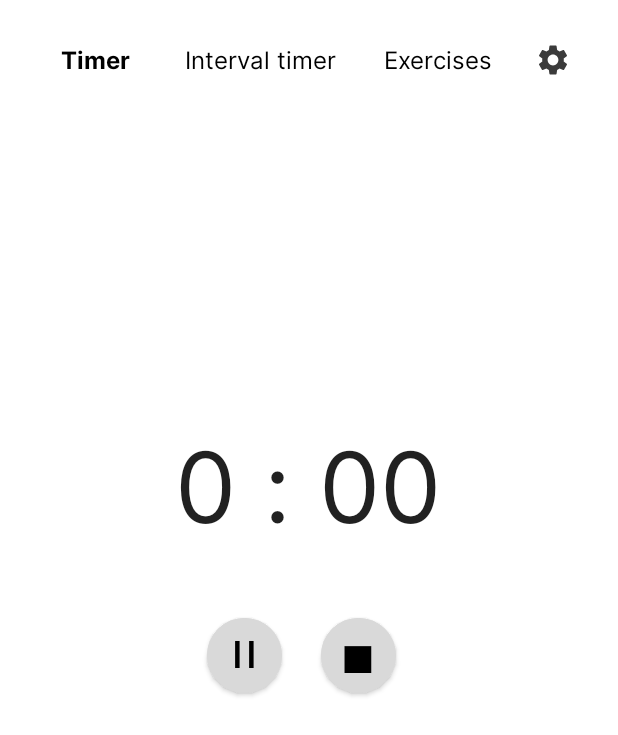
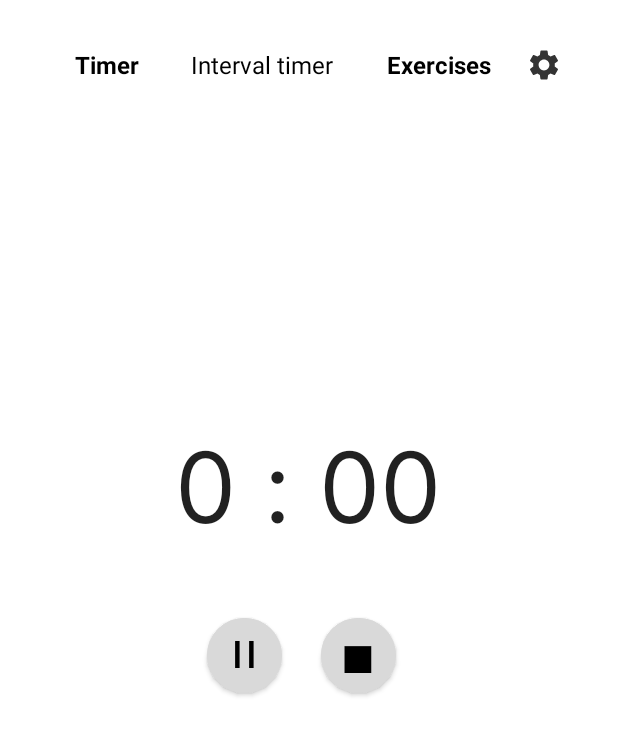
Before and after one commit to 1ronalds/FitnessApp, an Android app: the TimerStarted screen opened directly, with no data from a screen before it, on a phone screen of 412 x 824 dp. Shown: the top 735 px of the screen. Run offline under Robolectric (Android 15) with nearby library versions, the phone set to English and light mode, and no system bars; network calls fail; pictures from the network do not load; 1 statement that could not run was skipped.

Commit message:
Tab resizes for different screensizes now

```diff
--- a/PhoneApp/app/src/main/java/com/fitnessapp/fitnessapp/TimerStarted.java
+++ b/PhoneApp/app/src/main/java/com/fitnessapp/fitnessapp/TimerStarted.java
@@ -46,13 +46,13 @@ public class TimerStarted extends AppCompatActivity {
             TextView tw = (TextView) findViewById(R.id.textView6);
             tw.setBackgroundColor(Color.parseColor("#000000"));
             tw.setTextColor(Color.parseColor("#FFFFFF"));
-            Button btn1 = (Button) findViewById(R.id.timerBtn);
+            TextView btn1 = (TextView) findViewById(R.id.timerBtn);
             btn1.setBackgroundTintList(ColorStateList.valueOf((Color.parseColor("#000000"))));
             btn1.setTextColor(Color.parseColor("#FFFFFF"));
-            Button btn2 = (Button) findViewById(R.id.intervalTimerBtn);
+            TextView btn2 = (TextView) findViewById(R.id.intervalTimerBtn);
             btn2.setBackgroundTintList(ColorStateList.valueOf((Color.parseColor("#000000"))));
             btn2.setTextColor(Color.parseColor("#FFFFFF"));
-            Button btn3 = (Button) findViewById(R.id.exercisesBtn);
+            TextView btn3 = (TextView) findViewById(R.id.exercisesBtn);
             btn3.setBackgroundTintList(ColorStateList.valueOf((Color.parseColor("#000000"))));
             btn3.setTextColor(Color.parseColor("#FFFFFF"));
             ImageButton btn4 = (ImageButton) findViewById(R.id.settingsButton);
--- a/PhoneApp/app/src/main/res/layout/activity_exercises.xml
+++ b/PhoneApp/app/src/main/res/layout/activity_exercises.xml
@@ -43,7 +43,8 @@
                     android:text="Timer"
                     android:textAlignment="center"
                     android:textColor="#000000"
-                    android:textSize="16sp" />
+                    android:textSize="16sp"
+                    app:autoSizeTextType="uniform" />
 
                 <TextView
                     android:id="@+id/intervalTimerBtn"
@@ -54,7 +55,8 @@
                     android:text="Interval timer"
                     android:textAlignment="center"
                     android:textColor="#000000"
-                    android:textSize="16sp" />
+                    android:textSize="16sp"
+                    app:autoSizeTextType="uniform" />
 
                 <TextView
                     android:id="@+id/exercisesBtn"
--- a/PhoneApp/app/src/main/res/layout/activity_settings.xml
+++ b/PhoneApp/app/src/main/res/layout/activity_settings.xml
@@ -36,8 +36,8 @@
             android:id="@+id/closeButton"
             android:layout_width="wrap_content"
             android:layout_height="wrap_content"
-            android:layout_marginTop="16dp"
-            android:layout_marginEnd="4dp"
+            android:layout_marginTop="20dp"
+            android:layout_marginEnd="26dp"
             android:backgroundTint="@color/white"
             android:onClick="closeSettings"
             app:layout_constraintEnd_toEndOf="parent"
--- a/PhoneApp/app/src/main/res/layout/activity_timer_started.xml
+++ b/PhoneApp/app/src/main/res/layout/activity_timer_started.xml
@@ -7,6 +7,66 @@
     android:layout_height="match_parent"
     tools:context=".Timer">
 
+    <LinearLayout
+        android:id="@+id/linearLayout2"
+        android:layout_width="347dp"
+        android:layout_height="0dp"
+        android:layout_marginStart="16dp"
+        android:layout_marginTop="16dp"
+        android:layout_marginEnd="16dp"
+        android:gravity="top"
+        android:orientation="horizontal"
+        android:paddingTop="16dp"
+        android:paddingBottom="16dp"
+        app:layout_constraintEnd_toEndOf="parent"
+        app:layout_constraintStart_toStartOf="parent"
+        app:layout_constraintTop_toTopOf="parent">
+
+        <TextView
+            android:id="@+id/timerBtn"
+            android:layout_width="wrap_content"
+            android:layout_height="wrap_content"
+            android:layout_weight="1"
+            android:text="Timer"
+            android:textAlignment="center"
+            android:textColor="#000000"
+            android:textSize="16sp"
+            android:textStyle="bold"
+            app:autoSizeTextType="uniform" />
+
+        <TextView
+            android:id="@+id/intervalTimerBtn"
+            android:layout_width="wrap_content"
+            android:layout_height="wrap_content"
+            android:layout_weight="1"
+            android:text="Interval timer"
+            android:textAlignment="center"
+            android:textColor="#000000"
+            android:textSize="16sp"
+            app:autoSizeTextType="uniform" />
+
+        <TextView
+            android:id="@+id/exercisesBtn"
+            android:layout_width="wrap_content"
+            android:layout_height="wrap_content"
+            android:layout_weight="1"
+            android:text="Exercises"
+            android:textAlignment="center"
+            android:textColor="#000000"
+            android:textSize="16sp"
+            android:textStyle="bold"
+            app:autoSizeTextType="uniform" />
+
+        <ImageButton
+            android:id="@+id/settingsButton"
+            android:layout_width="0dp"
+            android:layout_height="match_parent"
+            android:layout_weight="1"
+            android:backgroundTint="@color/white"
+            app:srcCompat="@drawable/ic_settings"
+            app:tint="#000000" />
+
+    </LinearLayout>
     <Button
         android:id="@+id/playButton"
         android:layout_width="50dp"
@@ -34,58 +94,6 @@
         app:layout_constraintStart_toStartOf="parent"
         app:layout_constraintTop_toTopOf="parent"
         app:layout_constraintVertical_bias="0.532" />
-
-    <LinearLayout
-        android:id="@+id/linearLayout2"
-        android:layout_width="wrap_content"
-        android:layout_height="wrap_content"
-        android:layout_marginStart="16dp"
-        android:layout_marginTop="16dp"
-        android:layout_marginEnd="16dp"
-        android:gravity="top"
-        android:orientation="horizontal"
-        app:layout_constraintEnd_toEndOf="parent"
-        app:layout_constraintStart_toStartOf="parent"
-        app:layout_constraintTop_toTopOf="parent">
-
-        <Button
-            android:id="@+id/timerBtn"
-            style="@style/CButton"
-            android:layout_width="wrap_content"
-            android:layout_height="wrap_content"
-            android:layout_weight="1"
-            android:fontFamily="@font/inter_bold"
-            android:text="Timer"
-            android:textSize="16sp" />
-
-        <Button
-            android:id="@+id/intervalTimerBtn"
-            style="@style/CButton"
-            android:layout_width="wrap_content"
-            android:layout_height="wrap_content"
-            android:layout_weight="1"
-            android:text="Interval timer"
-            android:textSize="16sp" />
-
-        <Button
-            android:id="@+id/exercisesBtn"
-            style="@style/CButton"
-            android:layout_width="wrap_content"
-            android:layout_height="wrap_content"
-            android:layout_weight="1"
-            android:text="Exercises"
-            android:textSize="16sp" />
-
-        <ImageButton
-            android:id="@+id/settingsButton"
-            android:layout_width="48dp"
-            android:layout_height="match_parent"
-            android:layout_weight="1"
-            android:backgroundTint="@color/white"
-            app:srcCompat="@drawable/ic_settings"
-            tools:ignore="SpeakableTextPresentCheck" />
-
-    </LinearLayout>
 
     <TextView
         android:id="@+id/textView6"
```
Also changed, not shown: PhoneApp/app/src/main/java/com/fitnessapp/fitnessapp/IntervalTimerActionActivity.java (+5 -3 lines), PhoneApp/app/src/main/java/com/fitnessapp/fitnessapp/IntervalTimerActivity.java (+6 -6 lines), PhoneApp/app/src/main/java/com/fitnessapp/fitnessapp/Timer.java (+6 -6 lines), PhoneApp/app/src/main/res/layout/activity_interval_timer.xml (+27 -17 lines), PhoneApp/app/src/main/res/layout/activity_interval_timer_action.xml (+26 -16 lines), PhoneApp/app/src/main/res/layout/activity_timer.xml (+22 -17 lines).
